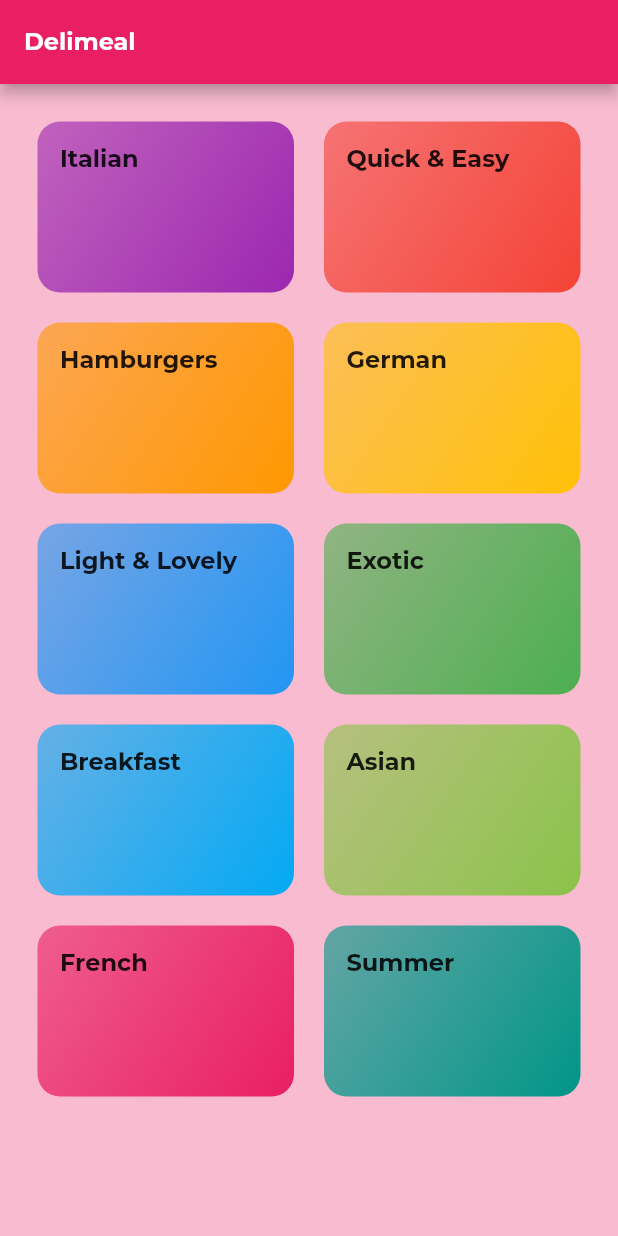
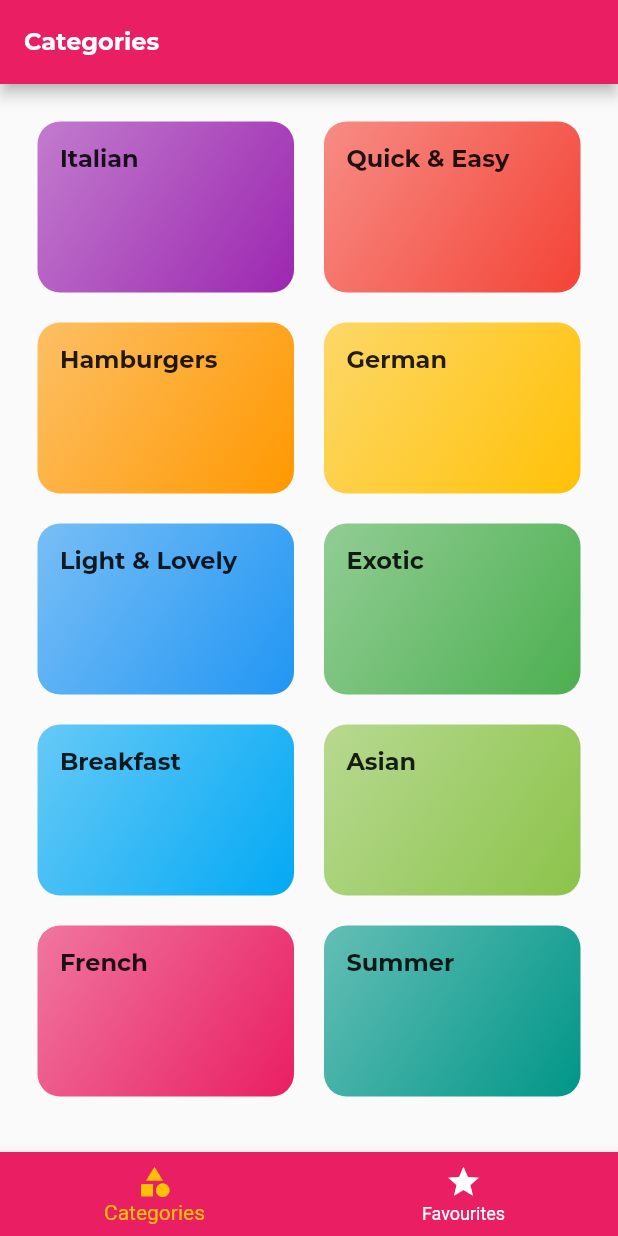
Before and after one commit to baralisachin10/Delimeals-app, a Flutter app: the screen it shows after launch, on a phone screen of 412 x 824 dp. Run offline on Flutter 3.47's test engine with Material 2 defaults, Android fonts, the phone set to English and light mode, and no system bars; our stand-ins replace google_fonts.

Commit message:
delimeals

```diff
--- a/lib/main.dart
+++ b/lib/main.dart
@@ -1,6 +1,7 @@
 import 'package:delimeals/screens/categories.dart';
 import 'package:delimeals/screens/categories_meals.dart';
 import 'package:delimeals/screens/meal_details.dart';
+import 'package:delimeals/screens/tabs_screen.dart';
 // import 'package:delimeals/screens/homepage.dart';
 import 'package:flutter/material.dart';
 import 'package:google_fonts/google_fonts.dart';
@@ -16,7 +17,7 @@ class MyApp extends StatelessWidget {
       debugShowCheckedModeBanner: false,
       title: 'Delimeals',
       theme: ThemeData(
-        canvasColor: Colors.pink.shade100,
+        // canvasColor: Colors.pink.shade100,
         textTheme: ThemeData.light().textTheme.copyWith(
               bodyLarge: const TextStyle(
                 color: Color.fromARGB(20, 51, 51, 1),
@@ -36,7 +37,7 @@ class MyApp extends StatelessWidget {
       // defining routes for the screen
       initialRoute: '/',
       routes: {
-        '/': (context) => const CategoriesScreen(),
+        '/': (context) => const TabsScreen(),
         CategoriesMeals.routeName: (context) => const CategoriesMeals(),
         MealDetails.routeName: (context) => const MealDetails(),
       },
--- a/lib/screens/categories.dart
+++ b/lib/screens/categories.dart
@@ -7,9 +7,7 @@ class CategoriesScreen extends StatelessWidget {
 
   @override
   Widget build(BuildContext context) {
-    return Scaffold(
-      appBar: AppBar(title: const Text('Delimeal')),
-      body: GridView(
+    return GridView(
       padding: const EdgeInsets.all(25),
       gridDelegate: const SliverGridDelegateWithMaxCrossAxisExtent(
         maxCrossAxisExtent: 200,
@@ -21,7 +19,6 @@ class CategoriesScreen extends StatelessWidget {
           .map((catData) => CategoryItem(
               id: catData.id, title: catData.title, color: catData.color))
           .toList(),
-      ),
     );
   }
 }
--- /dev/null
+++ b/lib/screens/tabs_screen.dart
@@ -0,0 +1,49 @@
+import './categories.dart';
+import './favourite_screen.dart';
+import 'package:flutter/material.dart';
+
+class TabsScreen extends StatefulWidget {
+  const TabsScreen({super.key});
+
+  @override
+  State<TabsScreen> createState() => _TabsScreenState();
+}
+
+class _TabsScreenState extends State<TabsScreen> {
+  final List<Map<String, dynamic>> _pages = const [
+    {'page': CategoriesScreen(), 'title': 'Categories'},
+    {'page': FavouritesScreen(), 'title': 'Your Favourites'}
+  ];
+
+  int _selectPageIndex = 0;
+
+  void _selectPages(int index) {
+    setState(() {
+      _selectPageIndex = index;
+    });
+  }
+
+  @override
+  Widget build(BuildContext context) {
+    return Scaffold(
+      appBar: AppBar(
+        title: Text(_pages[_selectPageIndex]['title']),
+        // centerTitle: true,
+      ),
+      body: _pages[_selectPageIndex]['page'],
+      bottomNavigationBar: BottomNavigationBar(
+        onTap: _selectPages,
+        backgroundColor: Theme.of(context).colorScheme.primary,
+        unselectedItemColor: Colors.white,
+        selectedItemColor: Theme.of(context).colorScheme.secondary,
+        currentIndex: _selectPageIndex,
+        // elevation: 5,
+        items: const [
+          BottomNavigationBarItem(
+              icon: Icon(Icons.category), label: 'Categories'),
+          BottomNavigationBarItem(icon: Icon(Icons.star), label: 'Favourites'),
+        ],
+      ),
+    );
+  }
+}
```
Also changed, not shown: lib/screens/appbar.txt (added, +38 -0 lines), lib/screens/favourite_screen.dart (added, +12 -0 lines). Lines whose indentation alone changed are shown as unchanged.
